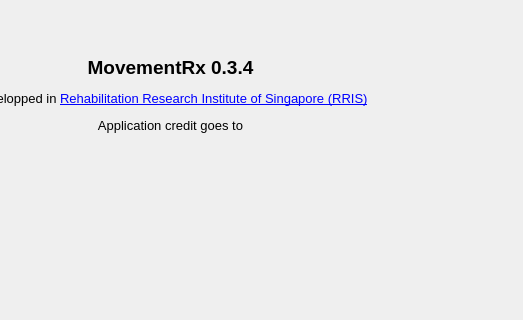
aalhossary/MovementRx, file spmclient/ui/gui/xml/ui_about_dialogue.ui: the form before one commit; both pictures show x 182 to 705 and y 0 to 320 of the 705 by 539 pixel window.
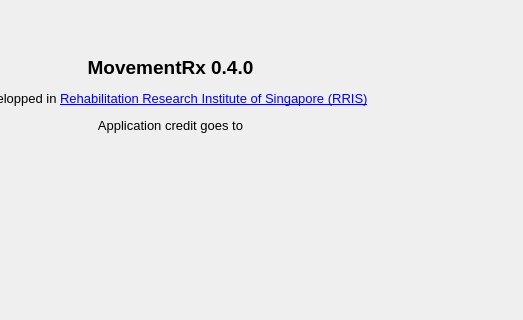
The form after the commit. Icons and pictures are not drawn.

The edit to the form file:
```diff
--- a/spmclient/ui/gui/xml/ui_about_dialogue.ui
+++ b/spmclient/ui/gui/xml/ui_about_dialogue.ui
@@ -17,7 +17,7 @@
    <item row="0" column="0" colspan="2">
     <widget class="QLabel" name="label">
      <property name="text">
-      <string>&lt;html&gt;&lt;head/&gt;&lt;body&gt;&lt;p align=&quot;center&quot;&gt;&lt;span style=&quot; font-size:14pt; font-weight:600;&quot;&gt;MovementRx 0.3.4&lt;/span&gt;&lt;/p&gt;&lt;p align=&quot;center&quot;&gt;&lt;span style=&quot; font-size:10pt;&quot;&gt;Developped in &lt;/span&gt;&lt;a href=&quot;http://rris.ntu.edu.sg/&quot;&gt;&lt;span style=&quot; font-size:10pt; text-decoration: underline; color:#0000ff;&quot;&gt;Rehabilitation Research Institute of Singapore (RRIS)&lt;/span&gt;&lt;/a&gt;&lt;/p&gt;&lt;p align=&quot;center&quot;&gt;&lt;span style=&quot; font-size:10pt;&quot;&gt;Application credit goes to&lt;/span&gt;&lt;/p&gt;&lt;/body&gt;&lt;/html&gt;</string>
+      <string>&lt;html&gt;&lt;head/&gt;&lt;body&gt;&lt;p align=&quot;center&quot;&gt;&lt;span style=&quot; font-size:14pt; font-weight:600;&quot;&gt;MovementRx 0.4.0&lt;/span&gt;&lt;/p&gt;&lt;p align=&quot;center&quot;&gt;&lt;span style=&quot; font-size:10pt;&quot;&gt;Developped in &lt;/span&gt;&lt;a href=&quot;http://rris.ntu.edu.sg/&quot;&gt;&lt;span style=&quot; font-size:10pt; text-decoration: underline; color:#0000ff;&quot;&gt;Rehabilitation Research Institute of Singapore (RRIS)&lt;/span&gt;&lt;/a&gt;&lt;/p&gt;&lt;p align=&quot;center&quot;&gt;&lt;span style=&quot; font-size:10pt;&quot;&gt;Application credit goes to&lt;/span&gt;&lt;/p&gt;&lt;/body&gt;&lt;/html&gt;</string>
      </property>
     </widget>
    </item>
```
